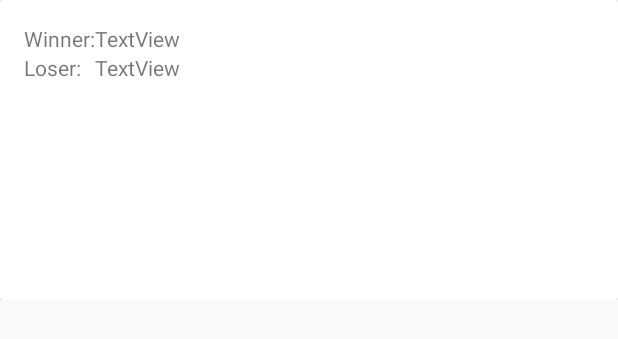
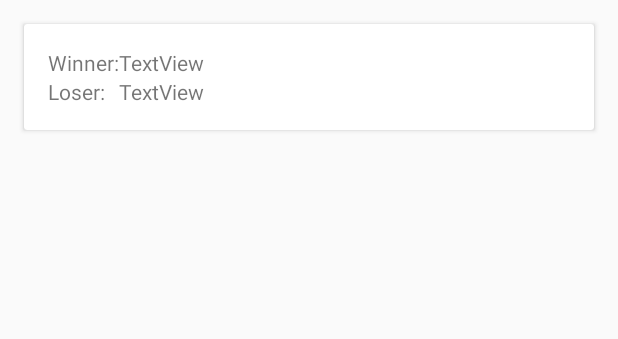
Before and after one commit to LordBonzi/ScoreKeeper, an Android app: the layout history_adapter.xml on its own in the app's theme, with its tools: preview values and no code run, on a phone screen of 412 x 824 dp. Shown: the top 339 px of the screen. Run offline under Robolectric (Android 15) with nearby library versions, the phone set to English and light mode, and no system bars.

Commit message:
deleted background color value and corrected history adapter cardview

```diff
--- a/mobile/src/main/res/layout/content_history.xml
+++ b/mobile/src/main/res/layout/content_history.xml
@@ -4,19 +4,15 @@
     xmlns:tools="http://schemas.android.com/tools"
     android:layout_width="match_parent"
     android:layout_height="match_parent"
-    android:paddingBottom="@dimen/activity_vertical_margin"
-    android:paddingLeft="@dimen/activity_horizontal_margin"
-    android:paddingRight="@dimen/activity_horizontal_margin"
-    android:paddingTop="@dimen/activity_vertical_margin"
     app:layout_behavior="@string/appbar_scrolling_view_behavior"
     tools:context="io.github.sdsstudios.ScoreKeeper.History"
-    tools:showIn="@layout/app_bar_main">
+    tools:showIn="@layout/app_bar_history">
 
 
     <android.support.v7.widget.RecyclerView
-    android:layout_width="match_parent"
+    android:id="@+id/historyList"
+        android:layout_width="match_parent"
         android:layout_height="match_parent"
-        android:id="@+id/historyList"
         android:layout_alignParentLeft="true"
         android:layout_alignParentStart="true" />
 
--- a/mobile/src/main/res/layout/history_adapter.xml
+++ b/mobile/src/main/res/layout/history_adapter.xml
@@ -1,31 +1,23 @@
 <?xml version="1.0" encoding="utf-8"?>
-<LinearLayout xmlns:android="http://schemas.android.com/apk/res/android"
+
+<android.support.v7.widget.CardView xmlns:android="http://schemas.android.com/apk/res/android"
     xmlns:card_view="http://schemas.android.com/apk/res-auto"
     android:layout_width="match_parent"
-    android:layout_height="wrap_content">
-
-    <android.support.v7.widget.CardView
-        xmlns:card_view="http://schemas.android.com/apk/res-auto"
-        android:layout_width="match_parent"
-        android:layout_height="200dp"
-        android:layout_gravity="center"
-        card_view:cardCornerRadius="2dp"
-        >
-
+    android:layout_height="wrap_content"
+    android:layout_marginEnd="@dimen/card_view_padding"
+    android:layout_marginLeft="@dimen/card_view_padding"
+    android:layout_marginRight="@dimen/card_view_padding"
+    android:layout_marginStart="@dimen/card_view_padding"
+    android:layout_marginTop="@dimen/card_view_padding"
+    card_view:cardBackgroundColor="@color/cardview_light_background"
+    card_view:cardCornerRadius="2dp"
+    card_view:cardElevation="@dimen/cardview_default_elevation">
 
         <RelativeLayout
-            android:layout_width="match_parent"
-            android:layout_height="match_parent"
-            android:layout_margin="@dimen/card_view_padding">
-
-            <TextView
-                android:id="@+id/textView3"
-                android:layout_width="wrap_content"
-                android:layout_height="wrap_content"
-                android:layout_alignParentLeft="true"
-                android:layout_alignParentStart="true"
-                android:layout_alignParentTop="true"
-                android:text="@string/winner" />
+            android:layout_width="wrap_content"
+            android:layout_height="wrap_content"
+            android:layout_margin="@dimen/card_view_padding"
+            >
 
             <TextView
                 android:id="@+id/textView5"
@@ -61,7 +53,14 @@
                 android:layout_above="@+id/textViewLoser"
                 android:layout_alignParentEnd="true"
                 android:layout_alignParentRight="true" />
+
+            <TextView
+                android:id="@+id/textView3"
+                android:layout_width="wrap_content"
+                android:layout_height="wrap_content"
+                android:layout_alignParentLeft="true"
+                android:layout_alignParentStart="true"
+                android:layout_alignParentTop="true"
+                android:text="@string/winner" />
         </RelativeLayout>
     </android.support.v7.widget.CardView>
-
-</LinearLayout>
--- a/mobile/src/main/res/values/colors.xml
+++ b/mobile/src/main/res/values/colors.xml
@@ -5,6 +5,5 @@
     <color name="colorAccent">#FF4081</color>
     <!-- 54% black -->
     <color name="secondary_text">#8a000000</color>
-    <color name="background">#E0E0E0</color>
 
 </resources>
```
